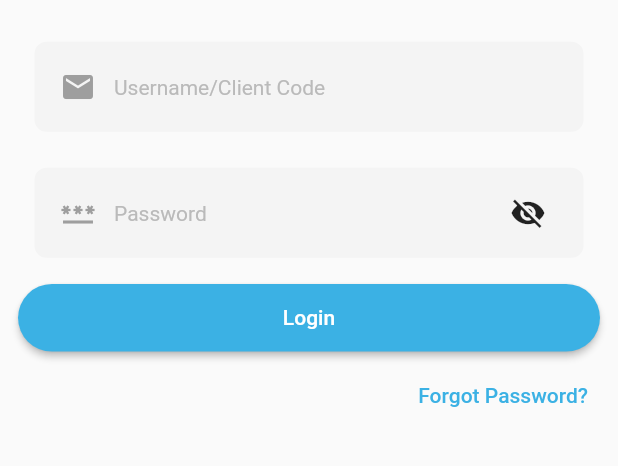
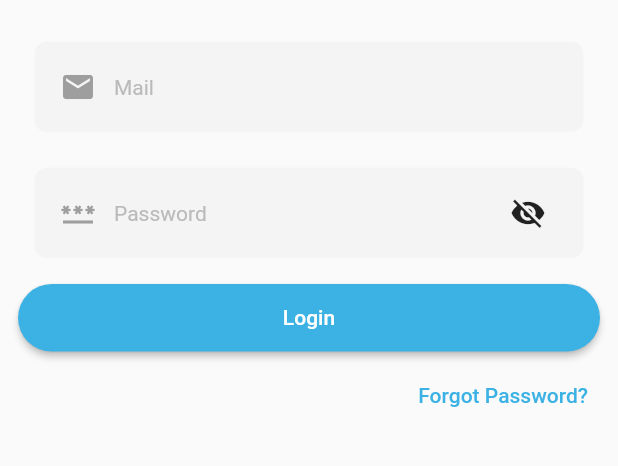
Before and after one commit to onurc4kir/ucuzunu_bul, a Flutter app: the screen it shows after launch, on a phone screen of 412 x 824 dp, the part 389-855 px from its top. Run offline on Flutter 3.47's test engine with Material 2 defaults, Android fonts, the phone set to English and light mode, and no system bars; drawn by our look-alikes of loader_overlay; our stand-ins replace cached_network_image, get, skeletons, supabase_flutter; accounts and stored records are empty; Roboto replaces fonts that are missing (Poppins).

Commit message:
username to mail label change

```diff
--- a/lib/views/forgot_password_page.dart
+++ b/lib/views/forgot_password_page.dart
@@ -63,8 +63,7 @@ class _ForgotPasswordPageState extends State<ForgotPasswordPage> {
                   onSaved: (name) {
                     _username = name;
                   },
-                  decoration:
-                      const InputDecoration(labelText: 'Username/Client Code'),
+                  decoration: const InputDecoration(labelText: 'Mail'),
                   validator: (value) =>
                       value!.isEmpty ? "Required Field" : null,
                 ),
--- a/lib/views/login_page.dart
+++ b/lib/views/login_page.dart
@@ -60,7 +60,7 @@ class _LoginPageState extends State<LoginPage> {
                   validator: (m) =>
                       (m ?? "").isNotEmpty ? null : "Invalid email",
                   decoration: const InputDecoration(
-                    hintText: 'Username/Client Code',
+                    hintText: 'Mail',
                   ),
                 ),
               ),
```
